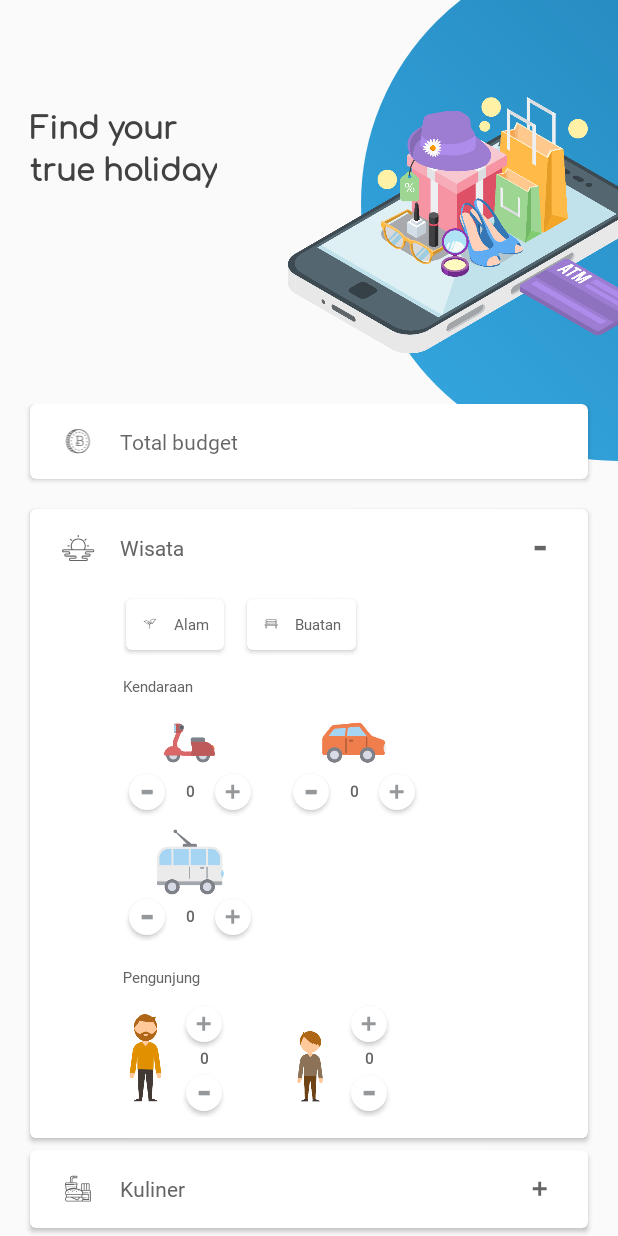
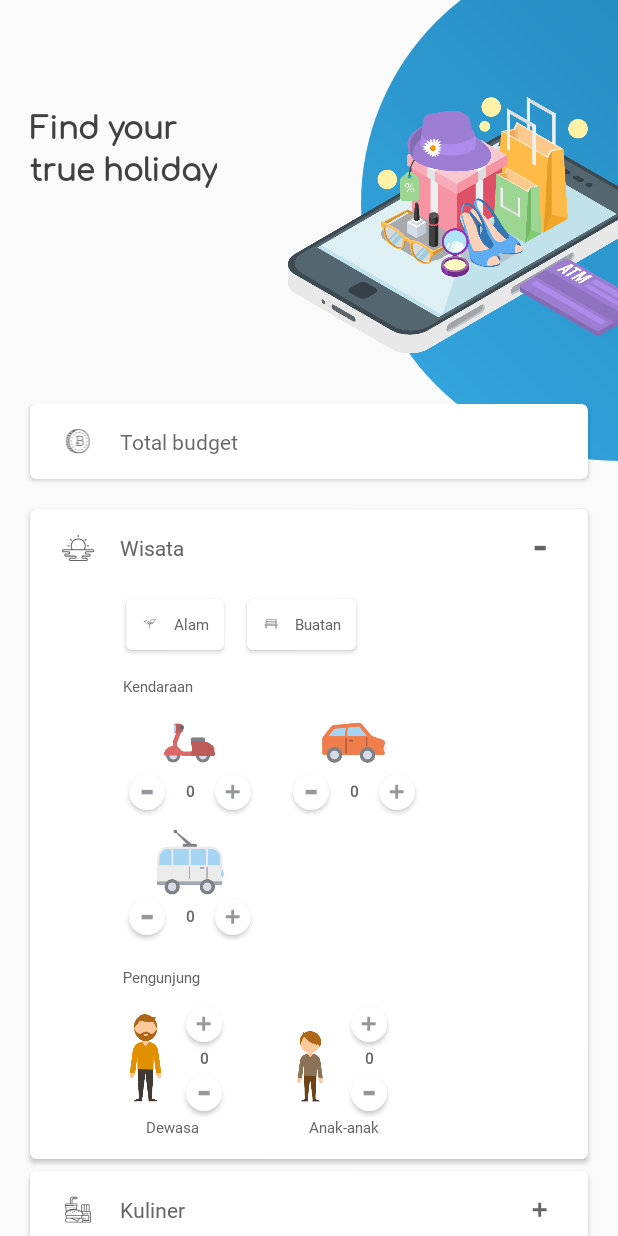
Before and after one commit to arindatiko/TravelMeCustomer, an Android app: the LetsActivity screen opened directly, with no data from a screen before it, after a tap on "Wisata", on a phone screen of 412 x 824 dp. Run offline under Robolectric (Android 15) with nearby library versions, the phone set to English and light mode, and no system bars.

Commit message:
Firebase Fix

```diff
--- a/app/build.gradle
+++ b/app/build.gradle
@@ -44,6 +44,10 @@ dependencies {
     implementation 'com.squareup.retrofit2:retrofit:2.3.0'
     implementation 'com.squareup.retrofit2:converter-gson:2.3.0'
 
+    //autoformat
+    //implementation 'com.aldoapps:autoformatedittext:0.9.3'
+    //implementation 'com.github.santalu:mask-edittext:1.0.7'
+
     //gmaps
     implementation 'com.google.android.gms:play-services-maps:12.0.0'
     implementation 'com.google.android.gms:play-services-places:12.0.0'
--- a/app/src/main/java/arindatiko/example/com/travelmecustomer/LetsActivity.java
+++ b/app/src/main/java/arindatiko/example/com/travelmecustomer/LetsActivity.java
@@ -7,6 +7,8 @@ import android.content.res.ColorStateList;
 import android.graphics.Color;
 import android.support.v7.app.AppCompatActivity;
 import android.os.Bundle;
+import android.text.Editable;
+import android.text.TextWatcher;
 import android.view.KeyEvent;
 import android.view.View;
 import android.widget.EditText;
@@ -17,8 +19,11 @@ import android.widget.TextView;
 import android.widget.Toast;
 
 import java.text.DecimalFormat;
+import java.text.DecimalFormatSymbols;
+import java.text.NumberFormat;
 import java.util.ArrayList;
 import java.util.List;
+import java.util.Locale;
 
 import arindatiko.example.com.travelmecustomer.model.MyChoice;
 
@@ -295,29 +300,7 @@ public class LetsActivity extends AppCompatActivity {
             }
         });
 
-        /*etBudget.setOnFocusChangeListener(new View.OnFocusChangeListener() {
-            @Override
-            public void onFocusChange(View v, boolean hasFocus) {
-                try {
-                    budget = Double.parseDouble(etBudget.getText().toString());
-                } catch (Exception e){
-                    budget = 0.0;
-                }
-                String pattern = "###,###.###";
-                DecimalFormat decimalFormat = new DecimalFormat(pattern);
-
-                String format = decimalFormat.format(etBudget);
-                etBudget.setText("");
-            }
-        });*/
-
-        /*etBudget.setOnKeyListener(new View.OnKeyListener() {
-            @Override
-            public boolean onKey(View v, int keyCode, KeyEvent event) {
-                return false;
-            }
-        });*/
-
+        //etBudget.addTextChangedListener(onTextChangedListener());
         rvTravelling.setOnClickListener(new View.OnClickListener() {
             @Override
             public void onClick(View view) {
@@ -327,7 +310,7 @@ public class LetsActivity extends AppCompatActivity {
                     budget = 0.0;
                 }
 
-                if (budget == 0.0) {
+                if (budget == 0) {
                     Toast.makeText(LetsActivity.this, "Isi budget Anda.", Toast.LENGTH_SHORT).show();
                 } else if (categoryWisata.size() == 0) {
                     Toast.makeText(LetsActivity.this, "Isi semua field wisata.", Toast.LENGTH_SHORT).show();
@@ -346,4 +329,46 @@ public class LetsActivity extends AppCompatActivity {
             }
         });
     }
+
+    private TextWatcher onTextChangedListener() {
+        return new TextWatcher() {
+            @Override
+            public void beforeTextChanged(CharSequence s, int start, int count, int after) {
+
+            }
+
+            @Override
+            public void onTextChanged(CharSequence s, int start, int before, int count) {
+
+            }
+
+            @Override
+            public void afterTextChanged(Editable s) {
+                etBudget.removeTextChangedListener(this);
+
+                try {
+                    String originalString = s.toString();
+
+                    Long longval;
+                    if (originalString.contains(",")) {
+                        originalString = originalString.replaceAll(",", "");
+                    }
+                    longval = Long.parseLong(originalString);
+
+                    DecimalFormat formatter = (DecimalFormat) NumberFormat.getInstance(Locale.US);
+                    formatter.applyPattern("#,###,###,###,###");
+                    String formattedString = formatter.format(longval);
+
+                    //setting text after format to EditText
+                    etBudget.setText(formattedString);
+                    etBudget.setSelection(etBudget.getText().length());
+                    budget = Double.valueOf(etBudget.getText().toString());
+                } catch (NumberFormatException nfe) {
+                    nfe.printStackTrace();
+                }
+
+                etBudget.addTextChangedListener(this);
+            }
+        };
+    }
 }
--- a/app/src/main/java/arindatiko/example/com/travelmecustomer/model/Wisata.java
+++ b/app/src/main/java/arindatiko/example/com/travelmecustomer/model/Wisata.java
@@ -1,4 +1,6 @@
 package arindatiko.example.com.travelmecustomer.model;
+
+import java.util.ArrayList;
 
 public class Wisata {
     private int  id_wisata;
--- a/app/src/main/res/layout/activity_lets.xml
+++ b/app/src/main/res/layout/activity_lets.xml
@@ -582,9 +582,29 @@
                                 </RelativeLayout>
 
                             </LinearLayout>
-
                         </LinearLayout>
 
+                        <LinearLayout
+                            android:layout_width="match_parent"
+                            android:layout_height="wrap_content"
+                            android:orientation="horizontal">
+                            <TextView
+                                android:layout_width="wrap_content"
+                                android:layout_height="wrap_content"
+                                android:layout_marginLeft="15dp"
+                                android:fontFamily="@font/segoe"
+                                android:text="Dewasa"
+                                android:textColor="@color/colorBlackLb"
+                                android:textSize="10sp" />
+                            <TextView
+                                android:layout_width="wrap_content"
+                                android:layout_height="wrap_content"
+                                android:layout_marginLeft="73dp"
+                                android:fontFamily="@font/segoe"
+                                android:text="Anak-anak"
+                                android:textColor="@color/colorBlackLb"
+                                android:textSize="10sp" />
+                        </LinearLayout>
                     </LinearLayout>
 
                 </LinearLayout>
```
Also changed, not shown: app/src/main/java/arindatiko/example/com/travelmecustomer/MapActivity2.java (+35 -23 lines), 1 other file.
